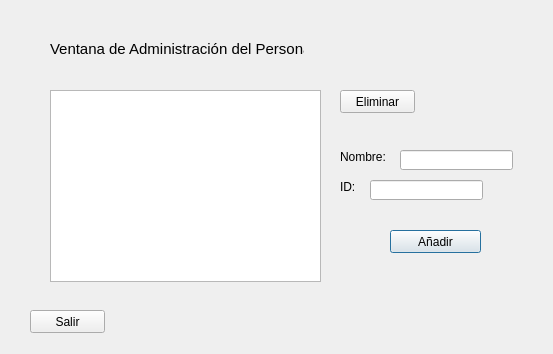
First picture: the form in ventanaadmin.ui, repository GrageraE/DatosPersonal, before the edit.
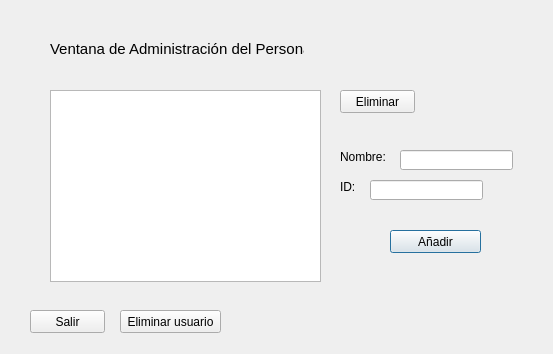
Second picture: the form after the edit.

```diff
--- a/ventanaadmin.ui
+++ b/ventanaadmin.ui
@@ -136,6 +136,19 @@
     <string>Eliminar</string>
    </property>
   </widget>
+  <widget class="QPushButton" name="pushButton_4">
+   <property name="geometry">
+    <rect>
+     <x>120</x>
+     <y>310</y>
+     <width>101</width>
+     <height>23</height>
+    </rect>
+   </property>
+   <property name="text">
+    <string>Eliminar usuario</string>
+   </property>
+  </widget>
  </widget>
  <resources/>
  <connections/>
```
